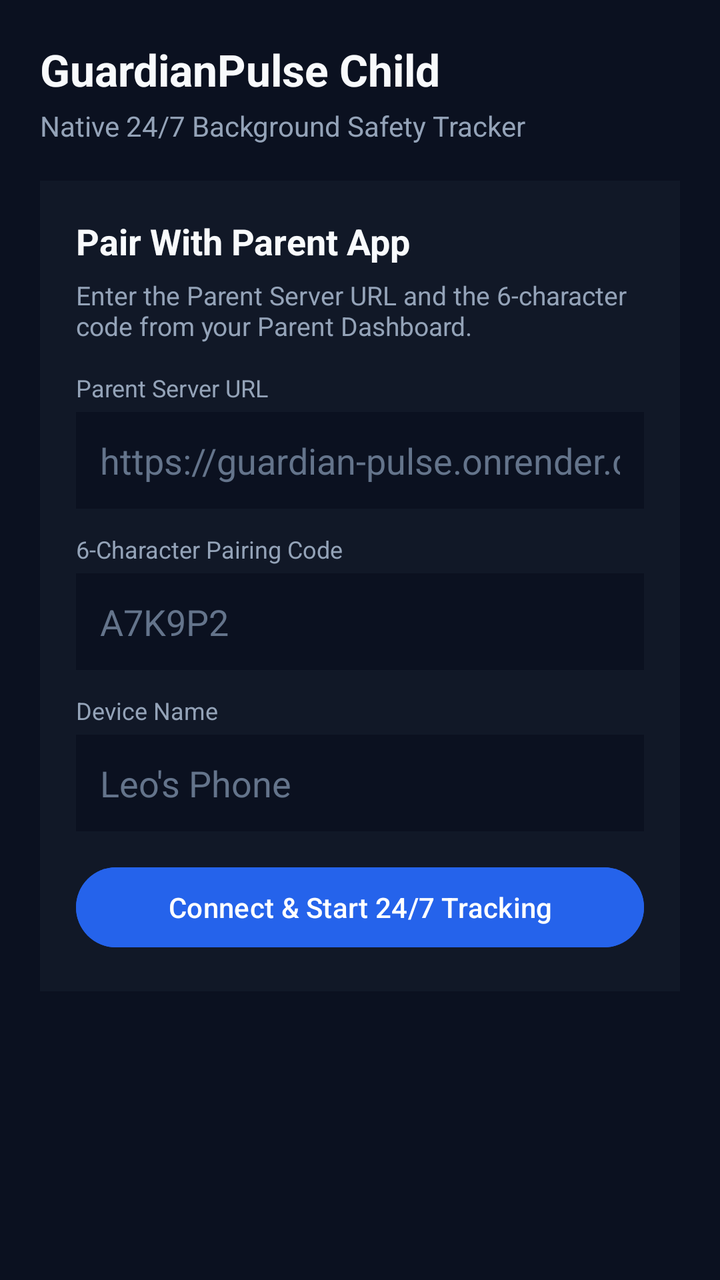
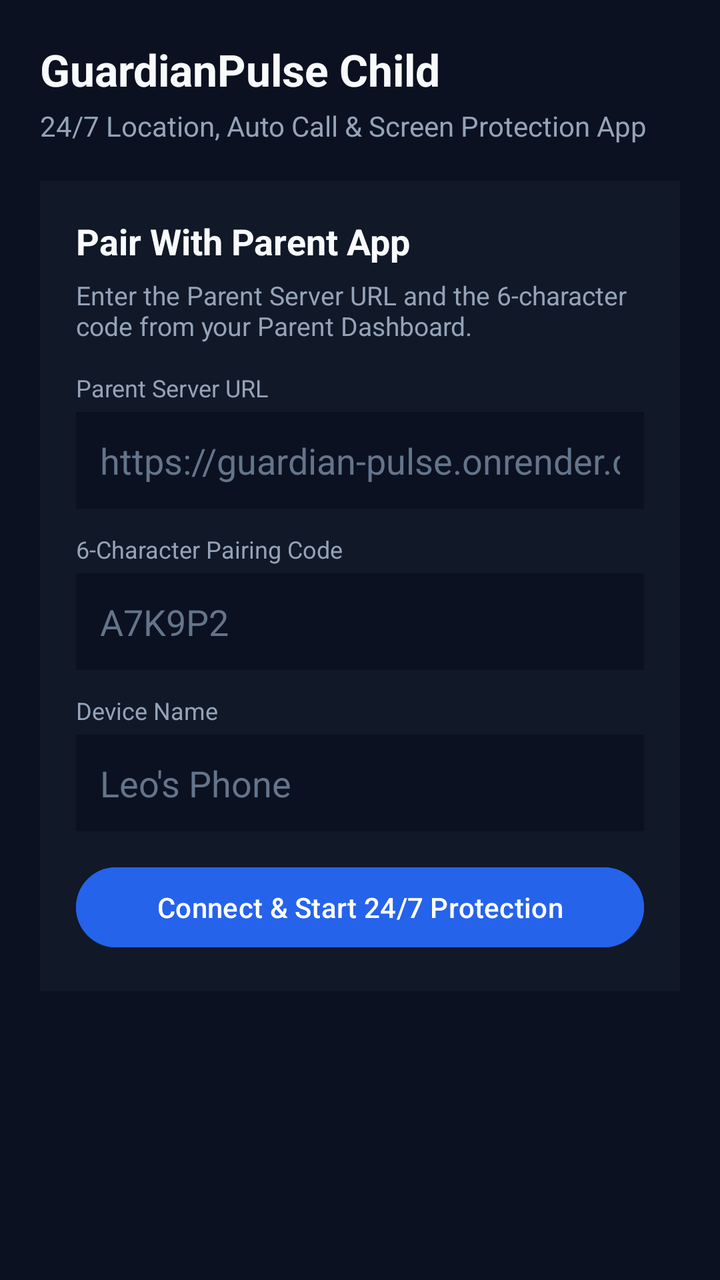

The first picture is an Android layout as it rendered before a commit; the second is the same layout after the commit. The layout source and the unified diff follow.
<!-- AndroidManifest.xml: application theme Theme.GuardianPulseChild -->
<!-- res/layout/activity_main.xml -->
<?xml version="1.0" encoding="utf-8"?>
<ScrollView xmlns:android="http://schemas.android.com/apk/res/android"
    android:layout_width="match_parent"
    android:layout_height="match_parent"
    android:background="#0B1120"
    android:fillViewport="true">

    <LinearLayout
        android:layout_width="match_parent"
        android:layout_height="wrap_content"
        android:orientation="vertical"
        android:padding="20dp">

        <TextView
            android:layout_width="wrap_content"
            android:layout_height="wrap_content"
            android:text="GuardianPulse Child"
            android:textColor="#F8FAFC"
            android:textSize="22sp"
            android:textStyle="bold" />

        <TextView
            android:layout_width="wrap_content"
            android:layout_height="wrap_content"
            android:layout_marginTop="4dp"
            android:layout_marginBottom="18dp"
            android:text="Native 24/7 Background Safety Tracker"
            android:textColor="#94A3B8"
            android:textSize="14sp" />

        
        <LinearLayout
            android:id="@+id/pairCard"
            android:layout_width="match_parent"
            android:layout_height="wrap_content"
            android:background="#111827"
            android:orientation="vertical"
            android:padding="18dp">

            <TextView
                android:layout_width="wrap_content"
                android:layout_height="wrap_content"
                android:text="Pair With Parent App"
                android:textColor="#F8FAFC"
                android:textSize="18sp"
                android:textStyle="bold" />

            <TextView
                android:layout_width="wrap_content"
                android:layout_height="wrap_content"
                android:layout_marginTop="6dp"
                android:layout_marginBottom="14dp"
                android:text="Enter the Parent Server URL and the 6-character code from your Parent Dashboard."
                android:textColor="#94A3B8"
                android:textSize="13sp" />

            <TextView
                android:layout_width="wrap_content"
                android:layout_height="wrap_content"
                android:text="Parent Server URL"
                android:textColor="#94A3B8"
                android:textSize="12sp" />

            <EditText
                android:id="@+id/serverUrlInput"
                android:layout_width="match_parent"
                android:layout_height="wrap_content"
                android:layout_marginTop="4dp"
                android:layout_marginBottom="12dp"
                android:background="#0B1120"
                android:hint="https://guardian-pulse.onrender.com"
                android:inputType="textUri"
                android:padding="12dp"
                android:textColor="#F8FAFC"
                android:textColorHint="#64748B" />

            <TextView
                android:layout_width="wrap_content"
                android:layout_height="wrap_content"
                android:text="6-Character Pairing Code"
                android:textColor="#94A3B8"
                android:textSize="12sp" />

            <EditText
                android:id="@+id/pairingCodeInput"
                android:layout_width="match_parent"
                android:layout_height="wrap_content"
                android:layout_marginTop="4dp"
                android:layout_marginBottom="12dp"
                android:background="#0B1120"
                android:hint="A7K9P2"
                android:inputType="textCapCharacters"
                android:maxLength="8"
                android:padding="12dp"
                android:textColor="#F8FAFC"
                android:textColorHint="#64748B" />

            <TextView
                android:layout_width="wrap_content"
                android:layout_height="wrap_content"
                android:text="Device Name"
                android:textColor="#94A3B8"
                android:textSize="12sp" />

            <EditText
                android:id="@+id/deviceNameInput"
                android:layout_width="match_parent"
                android:layout_height="wrap_content"
                android:layout_marginTop="4dp"
                android:layout_marginBottom="14dp"
                android:background="#0B1120"
                android:hint="Leo's Phone"
                android:inputType="text"
                android:padding="12dp"
                android:textColor="#F8FAFC"
                android:textColorHint="#64748B" />

            <TextView
                android:id="@+id/pairErrorText"
                android:layout_width="match_parent"
                android:layout_height="wrap_content"
                android:layout_marginBottom="12dp"
                android:textColor="#FCA5A5"
                android:textSize="13sp"
                android:visibility="gone" />

            <Button
                android:id="@+id/pairButton"
                android:layout_width="match_parent"
                android:layout_height="wrap_content"
                android:backgroundTint="#2563EB"
                android:text="Connect &amp; Start 24/7 Tracking"
                android:textColor="#FFFFFF" />
        </LinearLayout>

        
        <LinearLayout
            android:id="@+id/trackerCard"
            android:layout_width="match_parent"
            android:layout_height="wrap_content"
            android:background="#111827"
            android:orientation="vertical"
            android:padding="18dp"
            android:visibility="gone">

            <TextView
                android:id="@+id/statusTitle"
                android:layout_width="wrap_content"
                android:layout_height="wrap_content"
                android:text="24/7 Location Sharing Active"
                android:textColor="#10B981"
                android:textSize="18sp"
                android:textStyle="bold" />

            <TextView
                android:id="@+id/sharedWithLabel"
                android:layout_width="wrap_content"
                android:layout_height="wrap_content"
                android:layout_marginTop="6dp"
                android:layout_marginBottom="14dp"
                android:text="Sharing with Parent"
                android:textColor="#94A3B8"
                android:textSize="13sp" />

            <TextView
                android:id="@+id/telemetryCoords"
                android:layout_width="wrap_content"
                android:layout_height="wrap_content"
                android:text="Last fix: --"
                android:textColor="#F8FAFC"
                android:textSize="14sp" />

            <TextView
                android:id="@+id/telemetrySync"
                android:layout_width="wrap_content"
                android:layout_height="wrap_content"
                android:layout_marginTop="6dp"
                android:text="Last synced: -- · Offline queue: 0"
                android:textColor="#94A3B8"
                android:textSize="13sp" />

            <Button
                android:id="@+id/toggleButton"
                android:layout_width="match_parent"
                android:layout_height="wrap_content"
                android:layout_marginTop="16dp"
                android:backgroundTint="#1E293B"
                android:text="Pause Sharing"
                android:textColor="#F8FAFC" />

            <Button
                android:id="@+id/permissionsButton"
                android:layout_width="match_parent"
                android:layout_height="wrap_content"
                android:layout_marginTop="8dp"
                android:backgroundTint="#1E293B"
                android:text="Allow Background Location &amp; Disable Battery Sleep"
                android:textColor="#60A5FA" />

            <Button
                android:id="@+id/unpairButton"
                android:layout_width="match_parent"
                android:layout_height="wrap_content"
                android:layout_marginTop="12dp"
                android:backgroundTint="#7F1D1D"
                android:text="Disconnect Device"
                android:textColor="#FCA5A5" />
        </LinearLayout>
    </LinearLayout>
</ScrollView>
<!-- resources referenced by this layout -->
<resources>
  <style name="Theme.GuardianPulseChild" parent="Theme.Material3.DayNight.NoActionBar">
          <item name="android:statusBarColor">#0B1120</item>
          <item name="android:navigationBarColor">#0B1120</item>
      </style>
</resources>

<!-- the commit's change to res/layout/activity_main.xml (unified diff, before → after) -->
@@ -24,7 +24,7 @@
             android:layout_height="wrap_content"
             android:layout_marginTop="4dp"
             android:layout_marginBottom="18dp"
-            android:text="Native 24/7 Background Safety Tracker"
+            android:text="24/7 Location, Auto Call &amp; Screen Protection App"
             android:textColor="#94A3B8"
             android:textSize="14sp" />
 
@@ -129,7 +129,7 @@
                 android:layout_width="match_parent"
                 android:layout_height="wrap_content"
                 android:backgroundTint="#2563EB"
-                android:text="Connect &amp; Start 24/7 Tracking"
+                android:text="Connect &amp; Start 24/7 Protection"
                 android:textColor="#FFFFFF" />
         </LinearLayout>
 
@@ -147,7 +147,7 @@
                 android:id="@+id/statusTitle"
                 android:layout_width="wrap_content"
                 android:layout_height="wrap_content"
-                android:text="24/7 Location Sharing Active"
+                android:text="24/7 Location &amp; Call Protection Active"
                 android:textColor="#10B981"
                 android:textSize="18sp"
                 android:textStyle="bold" />
@@ -174,10 +174,83 @@
                 android:id="@+id/telemetrySync"
                 android:layout_width="wrap_content"
                 android:layout_height="wrap_content"
+                android:layout_marginTop="4dp"
+                android:text="Last GPS sync: -- · GPS queue: 0"
+                android:textColor="#94A3B8"
+                android:textSize="13sp" />
+
+            <TextView
+                android:id="@+id/lastCallText"
+                android:layout_width="wrap_content"
+                android:layout_height="wrap_content"
+                android:layout_marginTop="12dp"
+                android:text="Last call: Waiting for incoming/outgoing call..."
+                android:textColor="#F8FAFC"
+                android:textSize="14sp" />
+
+            <TextView
+                android:id="@+id/callUploadStatusText"
+                android:layout_width="wrap_content"
+                android:layout_height="wrap_content"
+                android:layout_marginTop="4dp"
+                android:text="Last call sent: -- · Call upload queue: 0"
+                android:textColor="#94A3B8"
+                android:textSize="13sp" />
+
+            <TextView
+                android:id="@+id/lastScreenText"
+                android:layout_width="wrap_content"
+                android:layout_height="wrap_content"
+                android:layout_marginTop="12dp"
+                android:text="Last screen clip: Tap switch below to enable screen recording"
+                android:textColor="#F8FAFC"
+                android:textSize="14sp" />
+
+            <TextView
+                android:id="@+id/screenUploadStatusText"
+                android:layout_width="wrap_content"
+                android:layout_height="wrap_content"
+                android:layout_marginTop="4dp"
+                android:text="Last screen sent: -- · Screen upload queue: 0"
+                android:textColor="#94A3B8"
+                android:textSize="13sp" />
+
+            <TextView
+                android:layout_width="match_parent"
+                android:layout_height="wrap_content"
+                android:layout_marginTop="12dp"
+                android:background="#0B1120"
+                android:padding="10dp"
+                android:text="Cloud-only calls &amp; screen clips: Recordings are temporarily buffered only while uploading and automatically deleted from this phone once received by the Parent App."
+                android:textColor="#94A3B8"
+                android:textSize="12sp" />
+
+            <androidx.appcompat.widget.SwitchCompat
+                android:id="@+id/callRecordingSwitch"
+                android:layout_width="match_parent"
+                android:layout_height="wrap_content"
+                android:layout_marginTop="14dp"
+                android:text="Auto-record incoming &amp; outgoing calls"
+                android:textColor="#F8FAFC"
+                android:textSize="14sp" />
+
+            <androidx.appcompat.widget.SwitchCompat
+                android:id="@+id/speakerBoostSwitch"
+                android:layout_width="match_parent"
+                android:layout_height="wrap_content"
                 android:layout_marginTop="6dp"
-                android:text="Last synced: -- · Offline queue: 0"
-                android:textColor="#94A3B8"
-                android:textSize="13sp" />
+                android:text="Auto-enable speakerphone during calls (improves remote voice capture on Android 10+)"
+                android:textColor="#CBD5E1"
+                android:textSize="13sp" />
+
+            <androidx.appcompat.widget.SwitchCompat
+                android:id="@+id/screenRecordingSwitch"
+                android:layout_width="match_parent"
+                android:layout_height="wrap_content"
+                android:layout_marginTop="10dp"
+                android:text="Auto-record phone display (pauses when screen is off)"
+                android:textColor="#F8FAFC"
+                android:textSize="14sp" />
 
             <Button
                 android:id="@+id/toggleButton"
@@ -194,7 +267,7 @@
                 android:layout_height="wrap_content"
                 android:layout_marginTop="8dp"
                 android:backgroundTint="#1E293B"
-                android:text="Allow Background Location &amp; Disable Battery Sleep"
+                android:text="Grant Location, Call &amp; Mic Permissions + Disable Battery Sleep"
                 android:textColor="#60A5FA" />
 
             <Button
